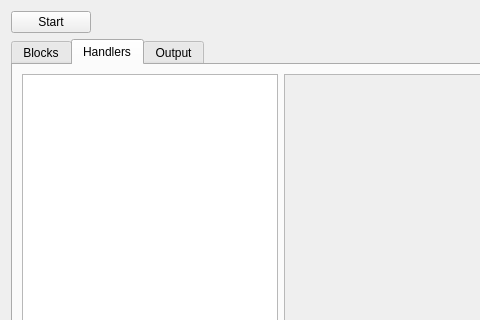
First picture: the form in algo/ui/mainWindow.ui, repository rmallow/algo, before the edit; both pictures show x 0 to 480 and y 0 to 320 of the 670 by 588 pixel window.
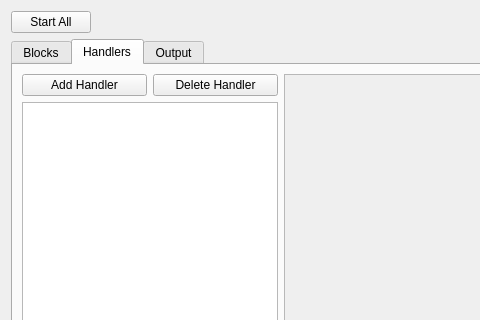
Second picture: the form after the edit. The open tabs and pages were chosen to show the change.

What changed in the file:
```diff
--- a/algo/ui/mainWindow.ui
+++ b/algo/ui/mainWindow.ui
@@ -14,6 +14,13 @@
    <string>Algo</string>
   </property>
   <layout class="QGridLayout" name="gridLayout">
+   <item row="0" column="0">
+    <widget class="QPushButton" name="startAllButton">
+     <property name="text">
+      <string>Start All</string>
+     </property>
+    </widget>
+   </item>
    <item row="0" column="2">
     <spacer name="horizontalSpacer">
      <property name="orientation">
@@ -27,13 +34,6 @@
      </property>
     </spacer>
    </item>
-   <item row="0" column="0">
-    <widget class="QPushButton" name="startButton">
-     <property name="text">
-      <string>Start</string>
-     </property>
-    </widget>
-   </item>
    <item row="0" column="3">
     <widget class="QPushButton" name="configButton">
      <property name="text">
@@ -85,18 +85,8 @@
        <string>Handlers</string>
       </attribute>
       <layout class="QGridLayout" name="gridLayout_3">
-       <item row="0" column="0">
-        <widget class="QListView" name="listView_2">
-         <property name="sizePolicy">
-          <sizepolicy hsizetype="Minimum" vsizetype="Expanding">
-           <horstretch>0</horstretch>
-           <verstretch>0</verstretch>
-          </sizepolicy>
-         </property>
-        </widget>
-       </item>
-       <item row="0" column="1">
-        <widget class="QScrollArea" name="scrollArea_2">
+       <item row="0" column="2" rowspan="2">
+        <widget class="QScrollArea" name="handlerScroll">
          <property name="widgetResizable">
           <bool>true</bool>
          </property>
@@ -112,6 +102,30 @@
          </widget>
         </widget>
        </item>
+       <item row="0" column="1">
+        <widget class="QPushButton" name="deleteHandlerButton">
+         <property name="text">
+          <string>Delete Handler</string>
+         </property>
+        </widget>
+       </item>
+       <item row="0" column="0">
+        <widget class="QPushButton" name="addHandlerButton_2">
+         <property name="text">
+          <string>Add Handler</string>
+         </property>
+        </widget>
+       </item>
+       <item row="1" column="0" colspan="2">
+        <widget class="QListWidget" name="handlerListWidget">
+         <property name="sizePolicy">
+          <sizepolicy hsizetype="Minimum" vsizetype="Expanding">
+           <horstretch>0</horstretch>
+           <verstretch>0</verstretch>
+          </sizepolicy>
+         </property>
+        </widget>
+       </item>
       </layout>
      </widget>
      <widget class="QWidget" name="outputTab">
```
Left out of the diff: 30 changed lines with no effect on the pictures.
